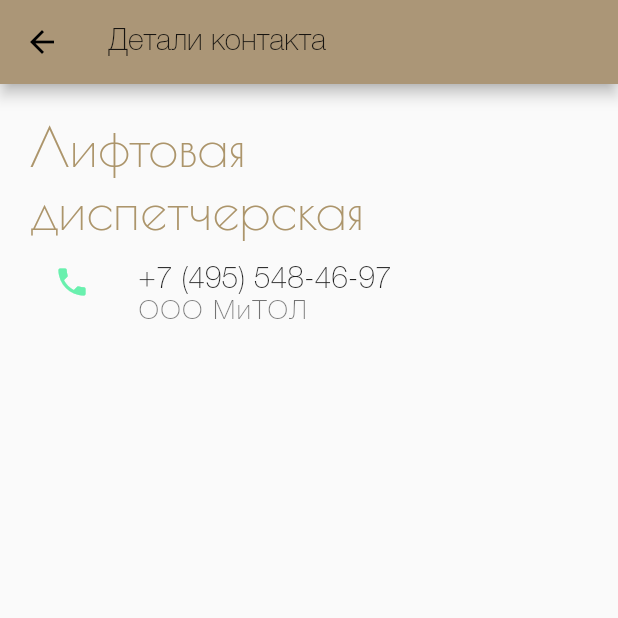
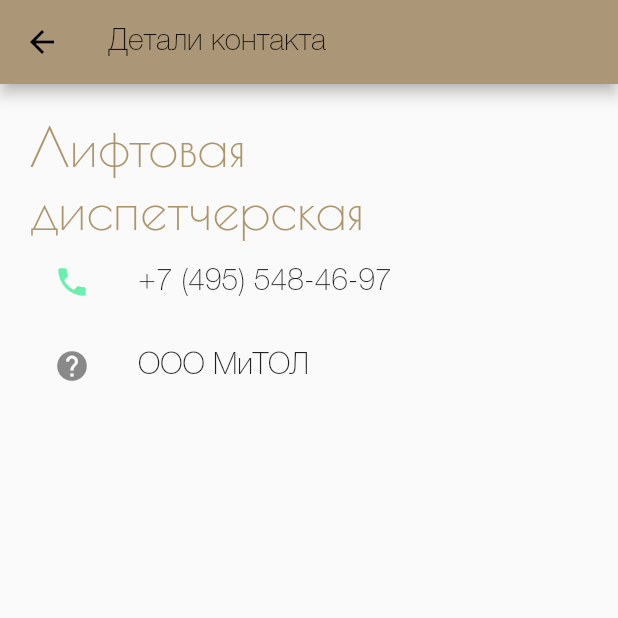
Before and after one commit to pumano/sightly-city, a Flutter app: the ServiceInfoScreen screen opened by its route, after a tap on "Лифтовая диспетчерская", on a phone screen of 412 x 824 dp, the top half of it. Run offline on Flutter 3.47's test engine with Material 2 defaults, Android fonts, the phone set to English and light mode, and no system bars; our stand-ins replace carousel_slider, flutter_map, flutter_svg, latlong.

Commit message:
feat(info): add more services

```diff
--- a/lib/models/contacts.dart
+++ b/lib/models/contacts.dart
@@ -76,3 +76,19 @@ List<Contact> getRussianPostContacts() {
         coords: [55.5367, 37.6631])
   ];
 }
+
+List<Contact> getWebServicesContacts() {
+  return [
+    Contact(
+      name: 'Единая Диспетчерская Служба МО',
+      description:
+          'Сервис для жителей Подмосковья, который позводяет решать проблемы в многоквартирных домах без похода в управляющую компанию и заполнения бумажных документов.',
+      website: 'https://eds.mosreg.ru/',
+    ),
+    Contact(
+      name: 'Добродел',
+      description: 'Сообщи правительству Московской Области о проблемах.',
+      website: 'https://dobrodel.mosreg.ru/',
+    )
+  ];
+}
--- a/lib/views/contactdetails.screen.dart
+++ b/lib/views/contactdetails.screen.dart
@@ -28,12 +28,18 @@ class ContactDetailsScreen extends StatelessWidget {
                             color: Colors.greenAccent,
                           ),
                           title: Text(contact.phone),
-                          subtitle: contact.description != null
-                              ? Text(contact.description)
-                              : null,
                           onTap: () async {
                             UrlLauncher().launchURL("tel:" + contact.phone);
                           },
+                        )
+                      : Container(),
+                  contact.description != null
+                      ? ListTile(
+                          leading: Icon(
+                            Icons.help,
+                          ),
+                          title: Text(contact.description),
+                          onTap: () async {},
                         )
                       : Container(),
                   contact.email != null
--- a/lib/views/serviceinfo.screen.dart
+++ b/lib/views/serviceinfo.screen.dart
@@ -17,6 +17,7 @@ class _ServiceInfoScreenState extends State<ServiceInfoScreen> {
   List elevatorContacts;
   List garbageCollectionContacts;
   List russianPostContacts;
+  List webServicesContacts;
 
   @override
   void initState() {
@@ -26,6 +27,7 @@ class _ServiceInfoScreenState extends State<ServiceInfoScreen> {
     elevatorContacts = getElevatorContacts();
     garbageCollectionContacts = getGarbageCollectionContacts();
     russianPostContacts = getRussianPostContacts();
+    webServicesContacts = getWebServicesContacts();
     super.initState();
   }
 
@@ -46,6 +48,10 @@ class _ServiceInfoScreenState extends State<ServiceInfoScreen> {
                           padding: EdgeInsets.only(top: 10.0, bottom: 20.0),
                           child: Text("Аварийная служба")),
                       ContactsList(contacts: emergenceContacts),
+                      Container(
+                          padding: EdgeInsets.only(top: 10.0, bottom: 20.0),
+                          child: Text("Службы одного окна")),
+                      ContactsList(contacts: webServicesContacts),
                       Container(
                           padding: EdgeInsets.only(top: 20.0, bottom: 20.0),
                           child: Text("Лифтовая диспетчерская")),
--- a/lib/widgets/contactslist.widget.dart
+++ b/lib/widgets/contactslist.widget.dart
@@ -31,7 +31,13 @@ class ContactsList extends StatelessWidget {
                       padding: EdgeInsets.only(right: 12.0),
                       decoration: BoxDecoration(
                           border: Border(right: BorderSide(width: 1.0))),
-                      child: Icon(Icons.phone),
+                      child: contacts[index].phone != null
+                          ? Icon(Icons.phone)
+                          : contacts[index].website != null
+                              ? Icon(Icons.insert_link)
+                              : contacts[index].email != null
+                                  ? Icon(Icons.email)
+                                  : null,
                     ),
                     title: Text(
                       contacts[index].name,
```
